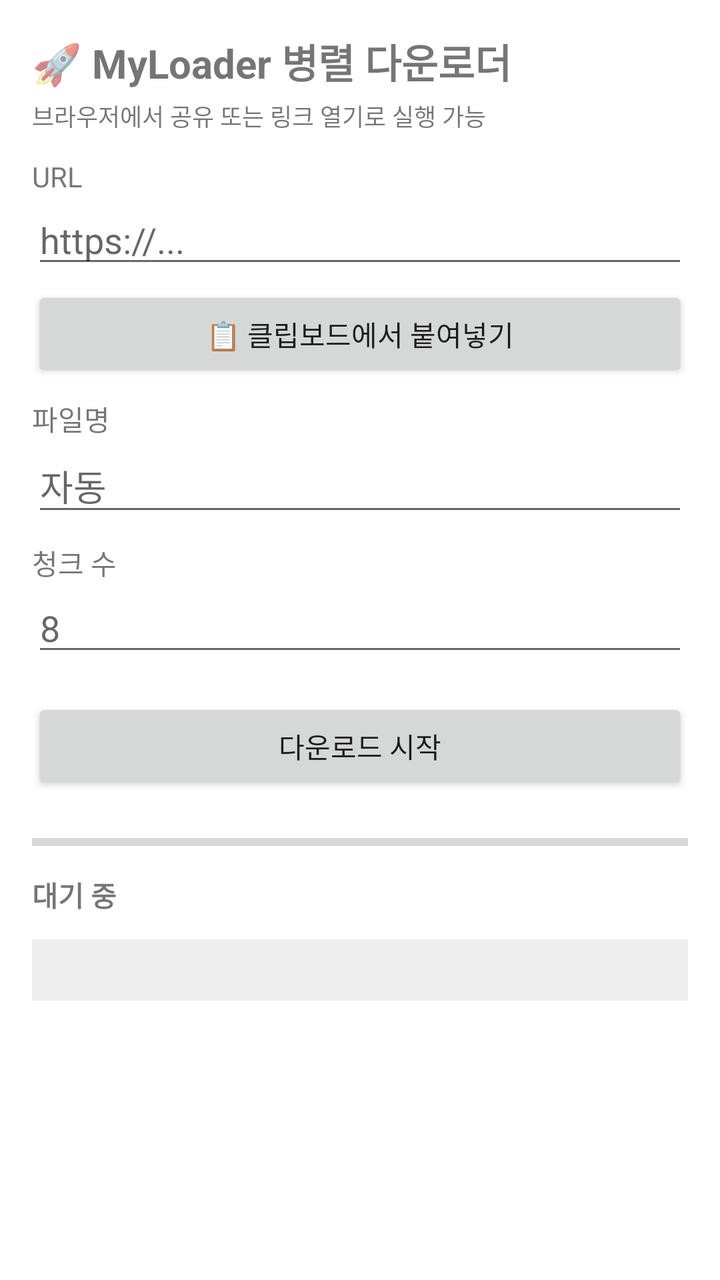
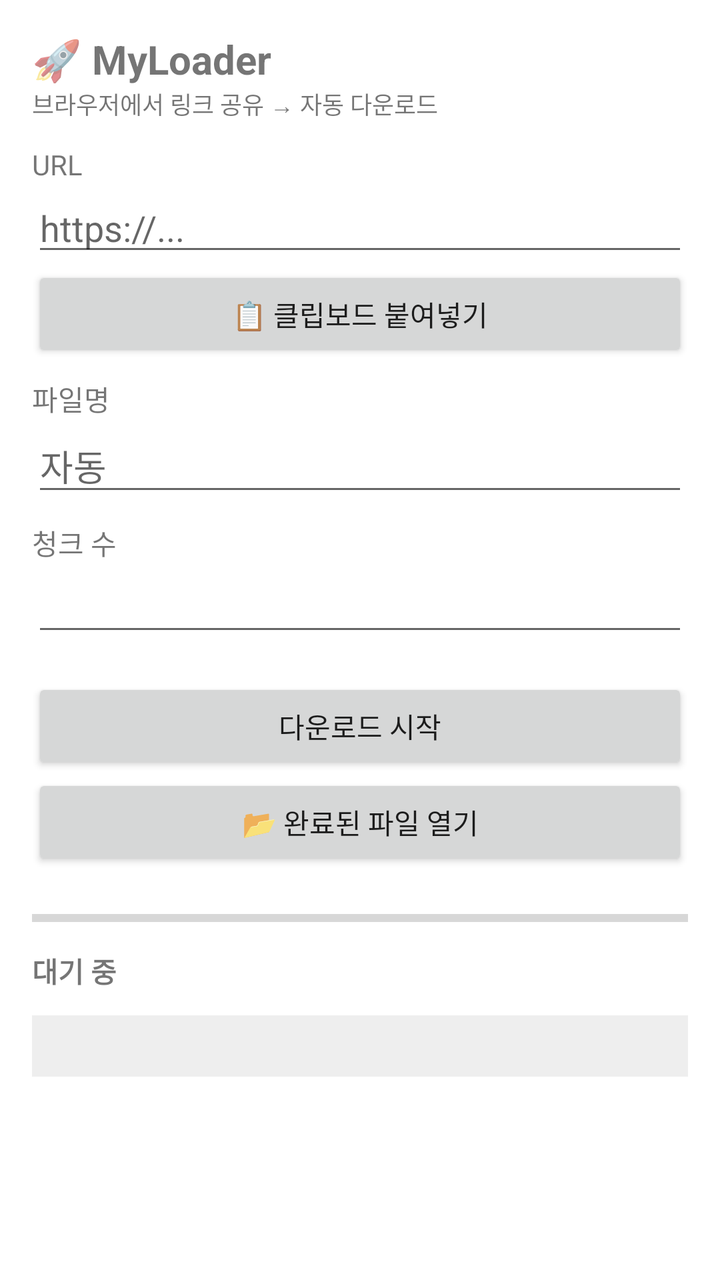

Compare the two renders of this Android layout. The source of the first and the diff that turns it into the second are given below.
<!-- AndroidManifest.xml: application theme Theme.MyLoader -->
<!-- res/layout/activity_main.xml -->
<?xml version="1.0" encoding="utf-8"?>
<ScrollView xmlns:android="http://schemas.android.com/apk/res/android"
    android:layout_width="match_parent"
    android:layout_height="match_parent"
    android:padding="16dp">

    <LinearLayout
        android:layout_width="match_parent"
        android:layout_height="wrap_content"
        android:orientation="vertical">

        <TextView
            android:layout_width="wrap_content"
            android:layout_height="wrap_content"
            android:text="🚀 MyLoader 병렬 다운로더"
            android:textSize="20sp"
            android:textStyle="bold"
            android:layout_marginBottom="4dp" />

        <TextView
            android:layout_width="wrap_content"
            android:layout_height="wrap_content"
            android:text="브라우저에서 공유 또는 링크 열기로 실행 가능"
            android:textSize="12sp"
            android:layout_marginBottom="12dp" />

        <TextView
            android:layout_width="wrap_content"
            android:layout_height="wrap_content"
            android:text="URL" />

        <EditText
            android:id="@+id/urlInput"
            android:layout_width="match_parent"
            android:layout_height="wrap_content"
            android:inputType="textUri"
            android:hint="https://..." />

        <Button
            android:id="@+id/pasteBtn"
            android:layout_width="match_parent"
            android:layout_height="wrap_content"
            android:layout_marginTop="4dp"
            android:text="📋 클립보드에서 붙여넣기" />

        <TextView
            android:layout_width="wrap_content"
            android:layout_height="wrap_content"
            android:layout_marginTop="8dp"
            android:text="파일명" />

        <EditText
            android:id="@+id/fileNameInput"
            android:layout_width="match_parent"
            android:layout_height="wrap_content"
            android:inputType="text"
            android:hint="자동" />

        <TextView
            android:layout_width="wrap_content"
            android:layout_height="wrap_content"
            android:layout_marginTop="8dp"
            android:text="청크 수" />

        <EditText
            android:id="@+id/chunkInput"
            android:layout_width="match_parent"
            android:layout_height="wrap_content"
            android:inputType="number"
            android:hint="8" />

        <Button
            android:id="@+id/startBtn"
            android:layout_width="match_parent"
            android:layout_height="wrap_content"
            android:layout_marginTop="16dp"
            android:text="다운로드 시작" />

        <ProgressBar
            android:id="@+id/progressBar"
            style="?android:attr/progressBarStyleHorizontal"
            android:layout_width="match_parent"
            android:layout_height="wrap_content"
            android:layout_marginTop="16dp"
            android:max="100" />

        <TextView
            android:id="@+id/statusText"
            android:layout_width="match_parent"
            android:layout_height="wrap_content"
            android:layout_marginTop="8dp"
            android:text="대기 중"
            android:textStyle="bold" />

        <TextView
            android:id="@+id/logText"
            android:layout_width="match_parent"
            android:layout_height="wrap_content"
            android:layout_marginTop="12dp"
            android:background="#11000000"
            android:padding="8dp"
            android:fontFamily="monospace"
            android:textSize="11sp"
            android:textIsSelectable="true" />

    </LinearLayout>
</ScrollView>
<!-- resources referenced by this layout -->
<resources>
  <style name="Theme.MyLoader" parent="Theme.MaterialComponents.DayNight.DarkActionBar">
          <item name="colorPrimary">#1976D2</item>
          <item name="colorPrimaryVariant">#0D47A1</item>
          <item name="colorOnPrimary">#FFFFFF</item>
          <item name="colorSecondary">#03DAC6</item>
      </style>
</resources>

<!-- the commit's change to res/layout/activity_main.xml (unified diff, before → after) -->
@@ -12,22 +12,18 @@
         <TextView
             android:layout_width="wrap_content"
             android:layout_height="wrap_content"
-            android:text="🚀 MyLoader 병렬 다운로더"
+            android:text="🚀 MyLoader"
             android:textSize="20sp"
-            android:textStyle="bold"
-            android:layout_marginBottom="4dp" />
+            android:textStyle="bold" />
 
         <TextView
             android:layout_width="wrap_content"
             android:layout_height="wrap_content"
-            android:text="브라우저에서 공유 또는 링크 열기로 실행 가능"
+            android:text="브라우저에서 링크 공유 → 자동 다운로드"
             android:textSize="12sp"
             android:layout_marginBottom="12dp" />
 
-        <TextView
-            android:layout_width="wrap_content"
-            android:layout_height="wrap_content"
-            android:text="URL" />
+        <TextView android:layout_width="wrap_content" android:layout_height="wrap_content" android:text="URL" />
 
         <EditText
             android:id="@+id/urlInput"
@@ -40,14 +36,10 @@
             android:id="@+id/pasteBtn"
             android:layout_width="match_parent"
             android:layout_height="wrap_content"
-            android:layout_marginTop="4dp"
-            android:text="📋 클립보드에서 붙여넣기" />
+            android:text="📋 클립보드 붙여넣기" />
 
-        <TextView
-            android:layout_width="wrap_content"
-            android:layout_height="wrap_content"
-            android:layout_marginTop="8dp"
-            android:text="파일명" />
+        <TextView android:layout_width="wrap_content" android:layout_height="wrap_content"
+            android:layout_marginTop="8dp" android:text="파일명" />
 
         <EditText
             android:id="@+id/fileNameInput"
@@ -56,18 +48,14 @@
             android:inputType="text"
             android:hint="자동" />
 
-        <TextView
-            android:layout_width="wrap_content"
-            android:layout_height="wrap_content"
-            android:layout_marginTop="8dp"
-            android:text="청크 수" />
+        <TextView android:layout_width="wrap_content" android:layout_height="wrap_content"
+            android:layout_marginTop="8dp" android:text="청크 수" />
 
         <EditText
             android:id="@+id/chunkInput"
             android:layout_width="match_parent"
             android:layout_height="wrap_content"
-            android:inputType="number"
-            android:hint="8" />
+            android:inputType="number" />
 
         <Button
             android:id="@+id/startBtn"
@@ -75,6 +63,12 @@
             android:layout_height="wrap_content"
             android:layout_marginTop="16dp"
             android:text="다운로드 시작" />
+
+        <Button
+            android:id="@+id/openBtn"
+            android:layout_width="match_parent"
+            android:layout_height="wrap_content"
+            android:text="📂 완료된 파일 열기" />
 
         <ProgressBar
             android:id="@+id/progressBar"
